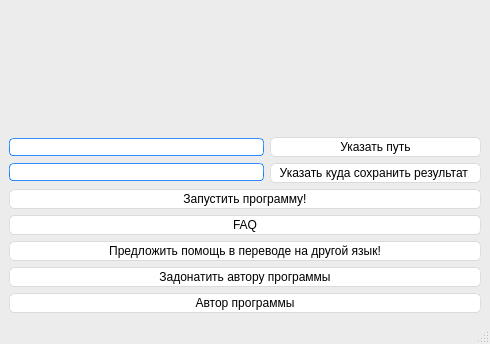
The window that GFXChecker/startwindow.ui (MapGenReload-Tools-Hoi4/GFXChecker) describes before a commit, drawn with Qt 5; both pictures show x 0 to 490 and y 256 to 600 of the 490 by 600 pixel window.
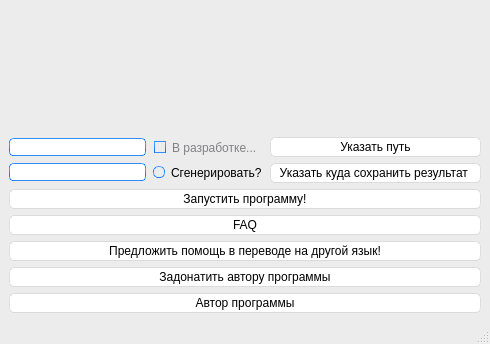
The same window after the commit.

Diff of the .ui file:
```diff
--- a/GFXChecker/startwindow.ui
+++ b/GFXChecker/startwindow.ui
@@ -616,8 +616,23 @@
      </widget>
     </item>
     <item row="3" column="0">
+     <spacer name="verticalSpacer_2">
+      <property name="orientation">
+       <enum>Qt::Vertical</enum>
+      </property>
+      <property name="sizeHint" stdset="0">
+       <size>
+        <width>20</width>
+        <height>40</height>
+       </size>
+      </property>
+     </spacer>
+    </item>
+    <item row="8" column="0">
      <layout class="QVBoxLayout" name="verticalLayout_4">
       <item>
+       <layout class="QVBoxLayout" name="verticalLayout">
+        <item>
        <layout class="QHBoxLayout" name="horizontalLayout">
         <item>
          <layout class="QVBoxLayout" name="verticalLayout_2">
@@ -629,6 +644,45 @@
           </item>
          </layout>
         </item>
+          <item>
+           <layout class="QVBoxLayout" name="verticalLayout_5">
+            <item>
+             <widget class="QCheckBox" name="checkBox">
+              <property name="enabled">
+               <bool>false</bool>
+              </property>
+              <property name="mouseTracking">
+               <bool>true</bool>
+              </property>
+              <property name="tabletTracking">
+               <bool>false</bool>
+              </property>
+              <property name="toolTip">
+               <string/>
+              </property>
+              <property name="autoFillBackground">
+               <bool>false</bool>
+              </property>
+              <property name="text">
+               <string>В разработке...</string>
+              </property>
+              <property name="checkable">
+               <bool>true</bool>
+              </property>
+              <property name="tristate">
+               <bool>false</bool>
+              </property>
+             </widget>
+            </item>
+            <item>
+             <widget class="QRadioButton" name="radioButton">
+              <property name="text">
+               <string>Сгенерировать?</string>
+              </property>
+             </widget>
+            </item>
+           </layout>
+          </item>
         <item>
          <layout class="QVBoxLayout" name="verticalLayout_3">
           <item>
@@ -650,8 +704,6 @@
        </layout>
       </item>
       <item>
-       <layout class="QVBoxLayout" name="verticalLayout">
-        <item>
          <widget class="QPushButton" name="start_program">
           <property name="text">
            <string>Запустить программу!</string>
@@ -690,19 +742,6 @@
       </item>
      </layout>
     </item>
-    <item row="2" column="0">
-     <spacer name="verticalSpacer_2">
-      <property name="orientation">
-       <enum>Qt::Vertical</enum>
-      </property>
-      <property name="sizeHint" stdset="0">
-       <size>
-        <width>20</width>
-        <height>40</height>
-       </size>
-      </property>
-     </spacer>
-    </item>
    </layout>
   </widget>
   <widget class="QMenuBar" name="menubar">
```
Left out of the diff: 2 changed lines with no effect on the pictures. Lines whose indentation alone changed are shown as unchanged.
